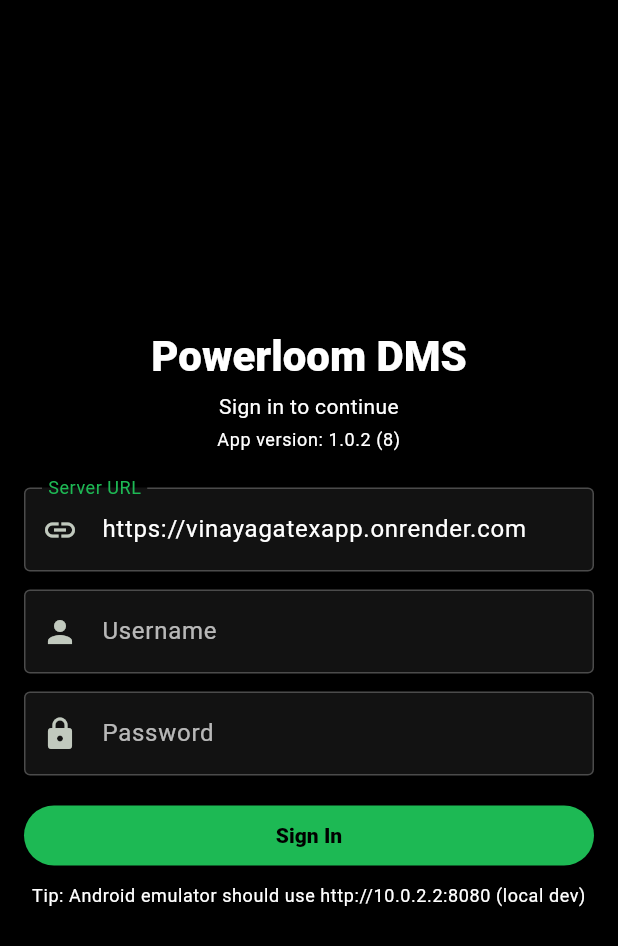
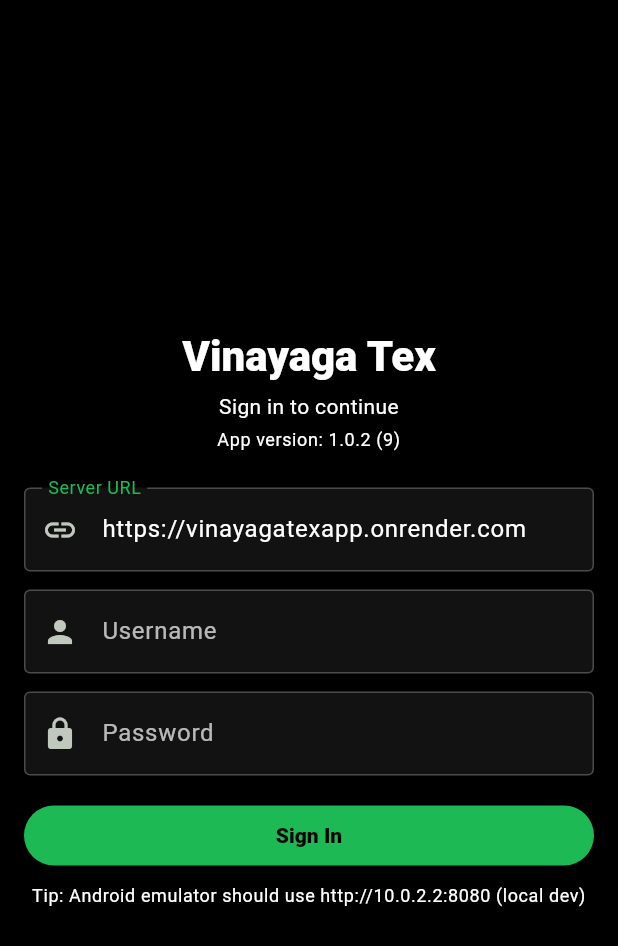
Before and after one commit to Gowtham-st31/mobile_app, a Flutter app: the screen it shows after launch, on a phone screen of 412 x 824 dp. Shown: the top 946 px of the screen. Run offline on Flutter 3.47's test engine with Material 3 defaults, Android fonts, the phone set to English and light mode, and no system bars; our stand-ins replace cookie_jar, dio, dio_cookie_manager, fl_chart, flutter_local_notifications, package_info_plus and 2 more; accounts and stored records are empty; network calls fail; statements that could not run were skipped.

Commit message:
Rename app to Vinayaga Tex; shorten Message tab; bump +9

```diff
--- a/powerloom_mobile/lib/src/screens/home_shell.dart
+++ b/powerloom_mobile/lib/src/screens/home_shell.dart
@@ -128,7 +128,7 @@ class _HomeShellState extends State<HomeShell> {
       if (isAdmin) const NavigationDestination(icon: Icon(Icons.edit_note), label: 'Enter'),
       const NavigationDestination(icon: Icon(Icons.receipt_long), label: 'Reports'),
       const NavigationDestination(icon: Icon(Icons.insights), label: 'Graphs'),
-      const NavigationDestination(icon: Icon(Icons.notifications), label: 'Messages'),
+      const NavigationDestination(icon: Icon(Icons.notifications), label: 'Message'),
       const NavigationDestination(icon: Icon(Icons.person), label: 'Profile'),
       if (isAdmin) const NavigationDestination(icon: Icon(Icons.admin_panel_settings), label: 'Admin'),
     ];
@@ -142,7 +142,7 @@ class _HomeShellState extends State<HomeShell> {
           padding: const EdgeInsets.all(10),
           child: Image.asset('assets/logo.png', fit: BoxFit.contain),
         ),
-        title: Text('Powerloom DMS (${widget.session.username})'),
+        title: Text('Vinayaga Tex (${widget.session.username})'),
         actions: [
           IconButton(
             tooltip: 'Logout',
--- a/powerloom_mobile/lib/src/screens/login_screen.dart
+++ b/powerloom_mobile/lib/src/screens/login_screen.dart
@@ -79,7 +79,7 @@ class _LoginScreenState extends State<LoginScreen> {
                   crossAxisAlignment: CrossAxisAlignment.stretch,
                   children: [
                     Text(
-                      'Powerloom DMS',
+                      'Vinayaga Tex',
                       textAlign: TextAlign.center,
                       style: Theme.of(context).textTheme.headlineMedium?.copyWith(fontWeight: FontWeight.w800),
                     ),
--- a/powerloom_mobile/lib/src/screens/messages_screen.dart
+++ b/powerloom_mobile/lib/src/screens/messages_screen.dart
@@ -86,7 +86,7 @@ class _MessagesScreenState extends State<MessagesScreen> {
     return ListView(
       padding: const EdgeInsets.all(16),
       children: [
-        Text('Messages', style: Theme.of(context).textTheme.titleLarge?.copyWith(fontWeight: FontWeight.w800)),
+        Text('Message', style: Theme.of(context).textTheme.titleLarge?.copyWith(fontWeight: FontWeight.w800)),
         const SizedBox(height: 12),
 
         Text('Saved on this phone', style: Theme.of(context).textTheme.titleMedium?.copyWith(fontWeight: FontWeight.w800)),
--- a/powerloom_mobile/lib/src/screens/update_required_screen.dart
+++ b/powerloom_mobile/lib/src/screens/update_required_screen.dart
@@ -60,8 +60,8 @@ class UpdateRequiredScreen extends StatelessWidget {
                             style: theme.textTheme.headlineSmall?.copyWith(fontWeight: FontWeight.w800),
                           ),
                           const SizedBox(height: 12),
-                          Text(
-                            'A newer version of Powerloom DMS is available.\n\nPlease update to continue using the app.',
+                            Text(
+                              'A newer version of Vinayaga Tex is available.\n\nPlease update to continue using the app.',
                             textAlign: TextAlign.center,
                             style: theme.textTheme.bodyMedium?.copyWith(color: theme.colorScheme.onSurface.withValues(alpha: 0.85)),
                           ),
--- a/powerloom_mobile/pubspec.yaml
+++ b/powerloom_mobile/pubspec.yaml
@@ -16,7 +16,7 @@ publish_to: 'none' # Remove this line if you wish to publish to pub.dev
 # https://developer.apple.com/library/archive/documentation/General/Reference/InfoPlistKeyReference/Articles/CoreFoundationKeys.html
 # In Windows, build-name is used as the major, minor, and patch parts
 # of the product and file versions while build-number is used as the build suffix.
-version: 1.0.2+8
+version: 1.0.2+9
 
 environment:
   sdk: ^3.7.0
```
Also changed, not shown: powerloom_mobile/lib/main.dart (+13 -2 lines), 1 other file.
